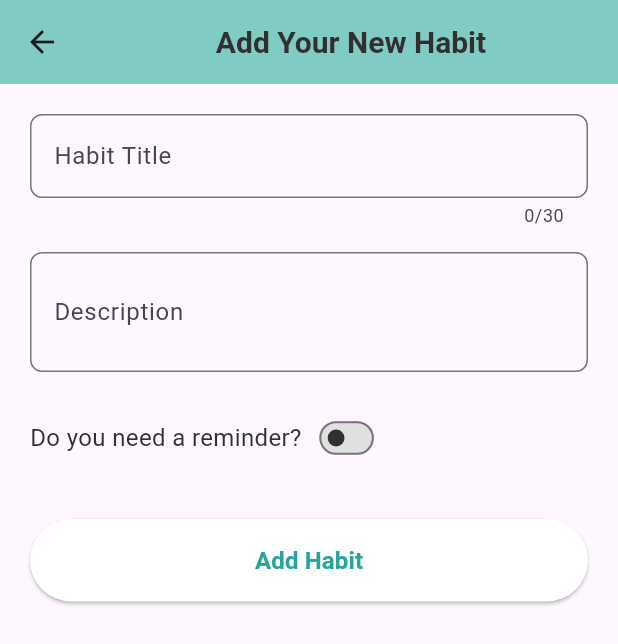
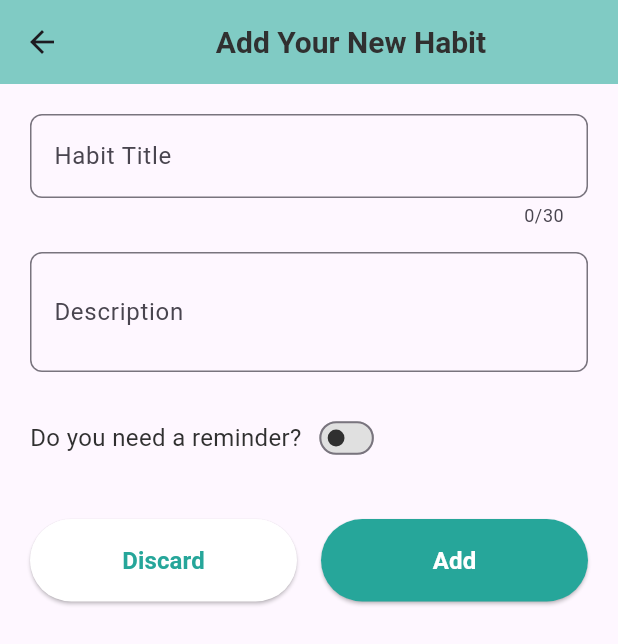
Before and after one commit to Asmaa-Alaghbari/Habit-Tracker, a Flutter app: the AddHabit screen opened directly, on a phone screen of 412 x 824 dp. Shown: the top 644 px of the screen. Run offline on Flutter 3.47's test engine with Material 3 defaults, Android fonts, the phone set to English and light mode, and no system bars; Roboto replaces fonts that are missing (Sans Serif).

Commit message:
Edit/Discard buttons

```diff
--- a/lib/add_habit.dart
+++ b/lib/add_habit.dart
@@ -17,6 +17,9 @@ class _AddHabitState extends State<AddHabit> {
   final TextEditingController _timeController =
       TextEditingController(); // Controller for the time input field
 
+  bool _isEditing = false; // Flag to check if editing
+  int? _editIndex; // Index of the habit being edited
+
   // List of days of the week
   final List<String> _daysOfWeek = [
     'Monday',
@@ -32,7 +35,40 @@ class _AddHabitState extends State<AddHabit> {
   @override
   void initState() {
     super.initState();
+    // Set the initial time in the controller
     _timeController.text = _formatTime(_selectedTime);
+
+    // Check if the widget is being edited
+    WidgetsBinding.instance.addPostFrameCallback((_) {
+      final args = ModalRoute.of(context)?.settings.arguments;
+      if (args != null && args is Map<String, dynamic>) {
+        _loadHabitData(args);
+      }
+    });
+  }
+
+  // Load the habit data if editing an existing habit
+  void _loadHabitData(Map<String, dynamic> habit) {
+    setState(() {
+      _isEditing = true;
+      _habitName = habit['name'];
+      _habitDescription = habit['description'];
+      _habitRepeat = habit['repeat'] ?? false;
+      _selectedDays.addAll(habit['repeatDays'] ?? []);
+      if (habit['repeatTime'] != null) {
+        final timeParts = habit['repeatTime'].split('');
+        final time = timeParts[0].split(':');
+        final period = timeParts[1];
+        _selectedTime = TimeOfDay(
+          hour: period == 'AM' ? int.parse(time[0]) : int.parse(time[0] + 12),
+          minute: int.parse(time[1]),
+        );
+        _timeController.text = habit['repeatTime']!;
+      } else {
+        // If no time is provided, set the selected time to the current time
+        _timeController.text = _formatTime(_selectedTime);
+      }
+    });
   }
 
   // Dispose of the time controller when the widget is removed from the widget tree
@@ -218,8 +254,31 @@ class _AddHabitState extends State<AddHabit> {
                 ),
               ],
               const SizedBox(height: 30),
-              // Button to add the habit
-              ElevatedButton(
+              // Buttons for saving or discarding
+              Row(
+                children: [
+                  Expanded(
+                    child: ElevatedButton(
+                      onPressed: () {
+                        Navigator.pop(context); // Simply close without saving
+                      },
+                      style: ElevatedButton.styleFrom(
+                        backgroundColor: Colors.white,
+                        padding: const EdgeInsets.symmetric(vertical: 16),
+                      ),
+                      child: Text(
+                        'Discard',
+                        style: TextStyle(
+                          color: Colors.teal[400],
+                          fontSize: 16,
+                          fontWeight: FontWeight.bold,
+                        ),
+                      ),
+                    ),
+                  ),
+                  const SizedBox(width: 16), // Space between buttons
+                  Expanded(
+                    child: ElevatedButton(
                       onPressed: () {
                         if (_formKey.currentState!.validate()) {
                           _formKey.currentState!.save();
@@ -229,22 +288,27 @@ class _AddHabitState extends State<AddHabit> {
                             'repeat': _habitRepeat,
                             'repeatDays': _habitRepeat ? _selectedDays : null,
                             'repeatTime':
-                          _habitRepeat ? _formatTime(_selectedTime) : null,
+                                _habitRepeat
+                                    ? _formatTime(_selectedTime)
+                                    : null,
                           });
                         }
                       },
                       style: ElevatedButton.styleFrom(
-                  backgroundColor: Colors.white,
+                        backgroundColor: Colors.teal[400],
                         padding: const EdgeInsets.symmetric(vertical: 16),
                       ),
                       child: Text(
-                  'Add Habit',
-                  style: TextStyle(
-                    color: Colors.teal[400],
+                        _isEditing ? 'Update' : 'Add',
+                        style: const TextStyle(
+                          color: Colors.white,
                           fontSize: 16,
                           fontWeight: FontWeight.bold,
                         ),
                       ),
+                    ),
+                  ),
+                ],
               ),
             ],
           ),
```
Also changed, not shown: lib/homepage.dart (+37 -5 lines). Lines whose indentation alone changed are shown as unchanged.
